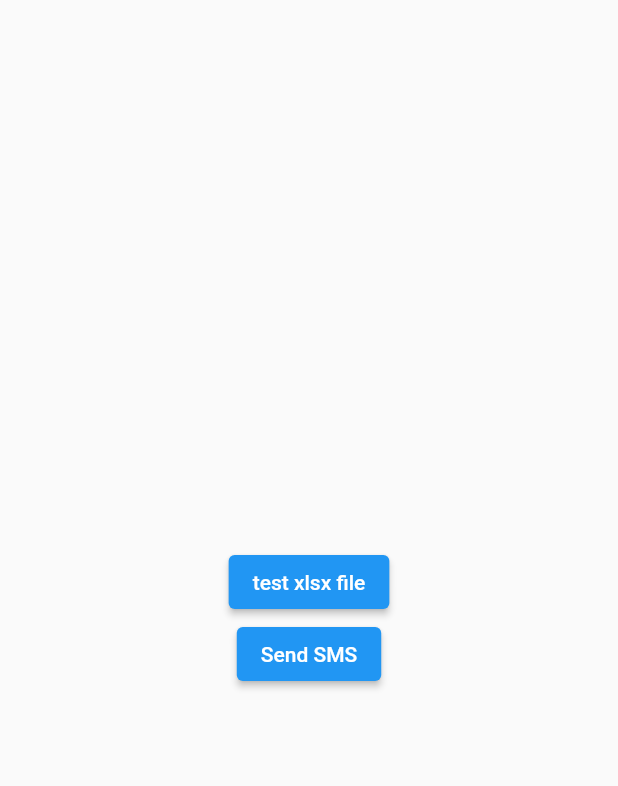
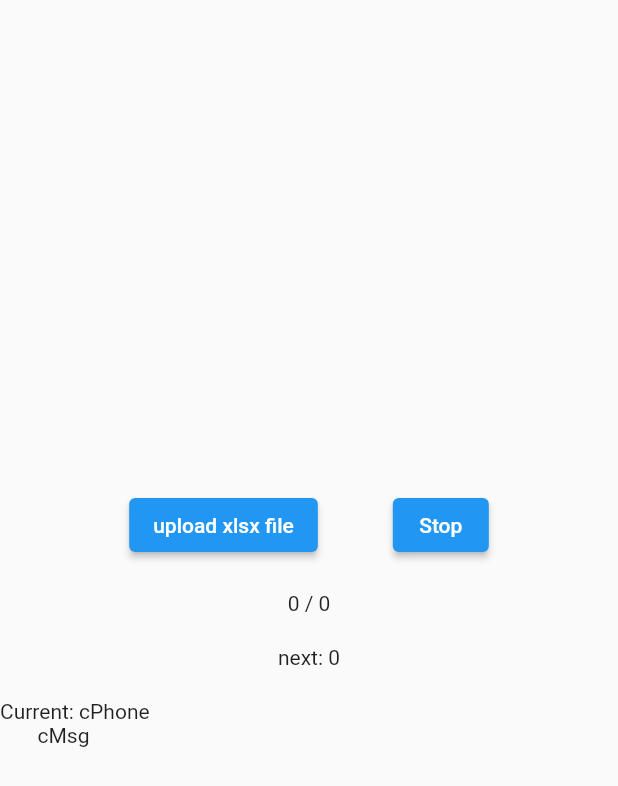
Before and after one commit to majidfathi69/flutter-sms-sender, a Flutter app: the screen it shows after launch, on a phone screen of 412 x 824 dp. Shown: the top 786 px of the screen. Run offline on Flutter 3.47's test engine with Material 2 defaults, Android fonts, the phone set to English and light mode, and no system bars; our stand-ins replace file_picker, get; missing offline and left inert: excel.

Commit message:
sms sending details

```diff
--- a/lib/main.dart
+++ b/lib/main.dart
@@ -1,10 +1,13 @@
+import 'dart:async';
+
+import 'package:file_picker/file_picker.dart';
 import 'package:flutter/foundation.dart';
 import 'package:flutter/material.dart';
 import 'package:flutter/services.dart';
 
 import 'dart:io';
-import 'package:path/path.dart';
 import 'package:excel/excel.dart';
+import 'package:get/get.dart';
 
 void main() {
   runApp(const MainApp());
@@ -20,9 +23,27 @@ class MainApp extends StatefulWidget {
 class _MainAppState extends State<MainApp> {
   static const platform = MethodChannel('sendSms');
 
-  readXLSXFile() {
-    var file = '/Users/majid/Projects/sen_sms/lib/assets/test.xlsx';
-    var bytes = File(file).readAsBytesSync();
+  final total = 0.obs;
+  final count = 0.obs;
+  final cPhone = 'cPhone'.obs;
+  final cMsg = 'cMsg'.obs;
+  bool stop = false;
+  final delayed = 0.obs;
+
+  uploadXlsxFile() async {
+    FilePickerResult? result = await FilePicker.platform.pickFiles();
+    if (result != null) {
+      File file = File(result.files.single.path!);
+      readXLSXFile(file);
+    } else {
+      // User canceled the picker
+    }
+  }
+
+  readXLSXFile(File file) async {
+    // var fileAddr = '/Users/majid/Projects/sen_sms/lib/assets/test.xlsx';
+    // var bytes = File(fileAddr).readAsBytesSync();
+    var bytes = file.readAsBytesSync();
     var excel = Excel.decodeBytes(bytes);
 
     for (var table in excel.tables.keys) {
@@ -32,30 +53,67 @@ class _MainAppState extends State<MainApp> {
         print(excel.tables[table]?.maxCols);
         print(excel.tables[table]?.maxRows);
       }
+
+      total.value = excel.tables[table]!.maxRows;
       for (var row in excel.tables[table]!.rows) {
         if (kDebugMode) {
           print('${row[0]!.value}');
           print(row[1]!.value.toString());
           print('${row[2]!.value}');
         }
+        String phone = row[0]!.value.toString();
+        String msg = row[1]!.value.toString();
+        int delay = row[2]!.value;
+
+        cMsg.value = msg;
+        cPhone.value = phone;
+        if (stop) {
+          stop = false;
+          return;
+        }
+        sendSms(phone, msg);
+        var counter = delay;
+
+        Timer.periodic(const Duration(seconds: 1), (timer) {
+          if (kDebugMode) {
+            print(timer.tick);
+          }
+          counter--;
+          delayed.value = counter;
+          if (counter == 0) {
+            if (kDebugMode) {
+              print('Cancel timer');
+            }
+            timer.cancel();
+          }
+        });
+        await Future.delayed(Duration(seconds: delay));
       }
     }
   }
 
-  Future<void> sendSms() async {
+  Future<void> sendSms(String phone, String msg) async {
     if (kDebugMode) {
       print("SendSMS");
     }
     try {
-      final String result = await platform.invokeMethod(
-          'send', <String, dynamic>{
-        "phone": "09199795867",
-        "msg": "Hello! I'm sent programatically."
-      }); //Replace a 'X' with 10 digit phone number
+      final String result =
+          await platform.invokeMethod('send', <String, dynamic>{
+        "phone": phone,
+        "msg": msg,
+      });
+      count.value += 1;
       if (kDebugMode) {
         print(result);
       }
     } on PlatformException catch (e) {
+      Get.snackbar(
+        'error',
+        e.toString(),
+        colorText: Colors.red,
+        backgroundColor: Colors.lightBlue,
+        icon: const Icon(Icons.add_alert),
+      );
       if (kDebugMode) {
         print(e.toString());
       }
@@ -71,14 +129,51 @@ class _MainAppState extends State<MainApp> {
           child: Column(
             mainAxisAlignment: MainAxisAlignment.center,
             children: [
-              ElevatedButton(
-                onPressed: () => readXLSXFile(),
-                child: const Text('test xlsx file'),
+              Row(
+                mainAxisAlignment: MainAxisAlignment.center,
+                children: [
+                  ElevatedButton(
+                    onPressed: () {
+                      total.value = 0;
+                      count.value = 0;
+                      uploadXlsxFile();
+                    },
+                    child: const Text('upload xlsx file'),
+                  ),
+                  const SizedBox(width: 50),
+                  ElevatedButton(
+                    onPressed: () {
+                      stop = true;
+                    },
+                    child: const Text('Stop'),
+                  ),
+                ],
               ),
-              ElevatedButton(
-                onPressed: () => sendSms(),
-                child: const Text("Send SMS"),
-              )
+              const SizedBox(height: 20),
+              Obx(() => Text('${count.value} / ${total.value}')),
+              const SizedBox(height: 20),
+              Obx(() => Text('next: ${delayed.value}')),
+              const SizedBox(height: 20),
+              Obx(
+                () => Column(
+                  children: [
+                    Row(
+                      children: [
+                        const Text('Current: '),
+                        Text(cPhone.value),
+                      ],
+                    ),
+                    SizedBox(
+                      width: MediaQuery.of(context).size.width - 50,
+                      child: Text(
+                        cMsg.value,
+                        maxLines: 2,
+                        overflow: TextOverflow.ellipsis,
+                      ),
+                    ),
+                  ],
+                ),
+              ),
             ],
           ),
         ),
--- a/pubspec.yaml
+++ b/pubspec.yaml
@@ -12,6 +12,7 @@ dependencies:
 
   excel: ^2.1.0
   file_picker: ^5.3.3
+  get: ^4.6.5
 
 dev_dependencies:
   flutter_test:
```
Also changed, not shown: pubspec.lock, 3 other files.
